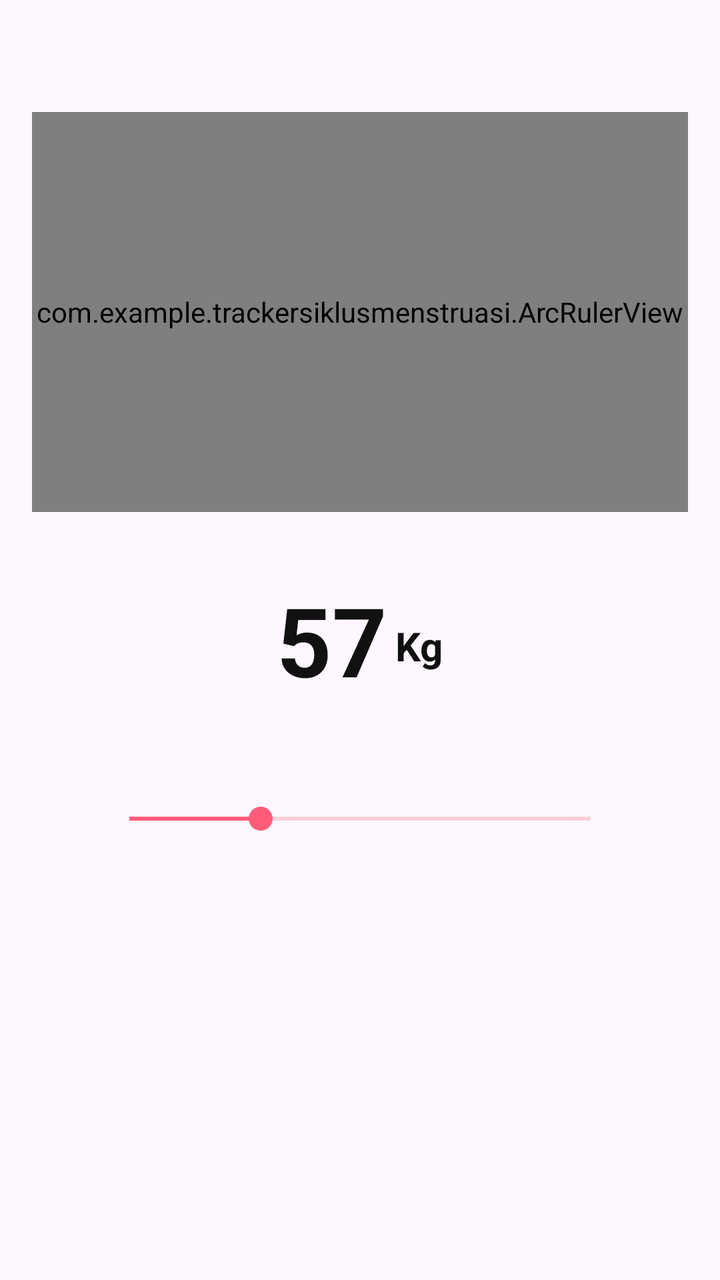
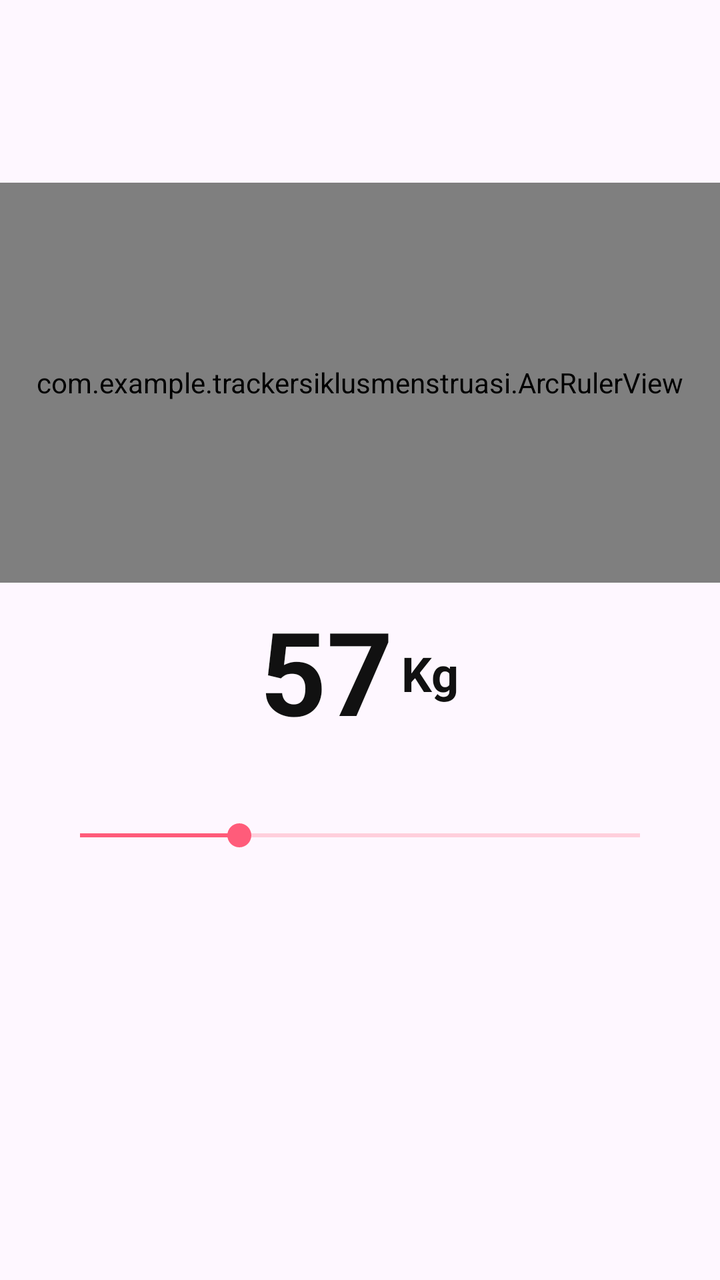

Two renders of the same Android screen: before a commit and after it. Below are the layout's source before the change and the commit's diff.
<!-- AndroidManifest.xml: application theme Theme.TrackerSiklusMenstruasi -->
<!-- res/layout/view_setup_weight.xml -->
<?xml version="1.0" encoding="utf-8"?>
<androidx.constraintlayout.widget.ConstraintLayout xmlns:android="http://schemas.android.com/apk/res/android"
    xmlns:app="http://schemas.android.com/apk/res-auto"
    android:layout_width="match_parent"
    android:layout_height="match_parent"
    android:padding="16dp">

    <com.example.trackersiklusmenstruasi.ArcRulerView
        android:id="@+id/arcRulerView"
        android:layout_width="match_parent"
        android:layout_height="200dp"
        android:layout_marginTop="40dp"
        app:layout_constraintTop_toTopOf="parent" />

    <LinearLayout
        android:id="@+id/weightDisplay"
        android:layout_width="wrap_content"
        android:layout_height="wrap_content"
        android:layout_marginTop="32dp"
        android:orientation="horizontal"
        android:gravity="bottom"
        app:layout_constraintEnd_toEndOf="parent"
        app:layout_constraintStart_toStartOf="parent"
        app:layout_constraintTop_toBottomOf="@id/arcRulerView">

        <TextView
            android:id="@+id/tvWeightValue"
            android:layout_width="wrap_content"
            android:layout_height="wrap_content"
            android:text="57"
            android:textColor="@color/black"
            android:textSize="48sp"
            android:textStyle="bold" />

        <TextView
            android:layout_width="wrap_content"
            android:layout_height="wrap_content"
            android:layout_marginStart="4dp"
            android:layout_marginBottom="8dp"
            android:text="Kg"
            android:textColor="@color/black"
            android:textSize="20sp"
            android:textStyle="bold" />
    </LinearLayout>

    <SeekBar
        android:id="@+id/weightSeekBar"
        android:layout_width="0dp"
        android:layout_height="wrap_content"
        android:layout_marginTop="48dp"
        android:max="150"
        android:min="20"
        android:progress="57"
        android:progressTint="@color/pink_main"
        android:thumbTint="@color/pink_main"
        app:layout_constraintEnd_toEndOf="parent"
        app:layout_constraintStart_toStartOf="parent"
        app:layout_constraintTop_toBottomOf="@id/weightDisplay"
        app:layout_constraintWidth_percent="0.8" />

</androidx.constraintlayout.widget.ConstraintLayout>
<!-- resources referenced by this layout -->
<resources>
  <color name="black">#111111</color>
  <color name="pink_main">#FF5C7A</color>
  <style name="Theme.TrackerSiklusMenstruasi" parent="Base.Theme.TrackerSiklusMenstruasi">
          
          <item name="android:editTextColor">@color/pink_main</item>
          <item name="android:textColorPrimary">@color/pink_main</item>
      </style>
  <style name="Base.Theme.TrackerSiklusMenstruasi" parent="Theme.Material3.DayNight.NoActionBar">
          
          <item name="colorPrimary">@color/pink_main</item>
          <item name="colorControlNormal">@color/pink_main</item>
      </style>
</resources>

<!-- the commit's change to res/layout/view_setup_weight.xml (unified diff, before → after) -->
@@ -2,60 +2,63 @@
 <androidx.constraintlayout.widget.ConstraintLayout xmlns:android="http://schemas.android.com/apk/res/android"
     xmlns:app="http://schemas.android.com/apk/res-auto"
     android:layout_width="match_parent"
-    android:layout_height="match_parent"
-    android:padding="16dp">
-
-    <com.example.trackersiklusmenstruasi.ArcRulerView
-        android:id="@+id/arcRulerView"
-        android:layout_width="match_parent"
-        android:layout_height="200dp"
-        android:layout_marginTop="40dp"
-        app:layout_constraintTop_toTopOf="parent" />
+    android:layout_height="match_parent">
 
     <LinearLayout
-        android:id="@+id/weightDisplay"
-        android:layout_width="wrap_content"
+        android:layout_width="match_parent"
         android:layout_height="wrap_content"
-        android:layout_marginTop="32dp"
-        android:orientation="horizontal"
-        android:gravity="bottom"
-        app:layout_constraintEnd_toEndOf="parent"
-        app:layout_constraintStart_toStartOf="parent"
-        app:layout_constraintTop_toBottomOf="@id/arcRulerView">
+        android:orientation="vertical"
+        android:gravity="center_horizontal"
+        app:layout_constraintBottom_toBottomOf="parent"
+        app:layout_constraintTop_toTopOf="parent"
+        app:layout_constraintVertical_bias="0.3">
 
-        <TextView
-            android:id="@+id/tvWeightValue"
+        <com.example.trackersiklusmenstruasi.ArcRulerView
+            android:id="@+id/arcRulerView"
+            android:layout_width="match_parent"
+            android:layout_height="200dp" />
+
+        <LinearLayout
+            android:id="@+id/weightDisplay"
             android:layout_width="wrap_content"
             android:layout_height="wrap_content"
-            android:text="57"
-            android:textColor="@color/black"
-            android:textSize="48sp"
-            android:textStyle="bold" />
+            android:layout_marginTop="8dp"
+            android:orientation="horizontal"
+            android:gravity="bottom">
 
-        <TextView
-            android:layout_width="wrap_content"
+            <TextView
+                android:id="@+id/tvWeightValue"
+                android:layout_width="wrap_content"
+                android:layout_height="wrap_content"
+                android:text="57"
+                android:textColor="@color/black"
+                android:textSize="58sp"
+                android:textStyle="bold" />
+
+            <TextView
+                android:layout_width="wrap_content"
+                android:layout_height="wrap_content"
+                android:layout_marginStart="4dp"
+                android:layout_marginBottom="12dp"
+                android:text="Kg"
+                android:textColor="@color/black"
+                android:textSize="24sp"
+                android:textStyle="bold" />
+        </LinearLayout>
+
+        <SeekBar
+            android:id="@+id/weightSeekBar"
+            android:layout_width="match_parent"
             android:layout_height="wrap_content"
-            android:layout_marginStart="4dp"
-            android:layout_marginBottom="8dp"
-            android:text="Kg"
-            android:textColor="@color/black"
-            android:textSize="20sp"
-            android:textStyle="bold" />
+            android:layout_marginTop="32dp"
+            android:layout_marginHorizontal="24dp"
+            android:max="150"
+            android:min="20"
+            android:progress="57"
+            android:progressTint="@color/pink_main"
+            android:thumbTint="@color/pink_main"
+            android:splitTrack="false" />
+
     </LinearLayout>
 
-    <SeekBar
-        android:id="@+id/weightSeekBar"
-        android:layout_width="0dp"
-        android:layout_height="wrap_content"
-        android:layout_marginTop="48dp"
-        android:max="150"
-        android:min="20"
-        android:progress="57"
-        android:progressTint="@color/pink_main"
-        android:thumbTint="@color/pink_main"
-        app:layout_constraintEnd_toEndOf="parent"
-        app:layout_constraintStart_toStartOf="parent"
-        app:layout_constraintTop_toBottomOf="@id/weightDisplay"
-        app:layout_constraintWidth_percent="0.8" />
-
 </androidx.constraintlayout.widget.ConstraintLayout>
<!-- resource entries referenced after the edit -->
@@ -6,6 +6,10 @@
           
           <item name="android:editTextColor">@color/pink_main</item>
           <item name="android:textColorPrimary">@color/pink_main</item>
+          <item name="android:navigationBarColor">@android:color/transparent</item>
+          <item name="android:windowTranslucentNavigation">true</item>
+          <item name="android:statusBarColor">@android:color/transparent</item>
+          <item name="android:windowLightStatusBar">true</item>
       </style>
   <style name="Base.Theme.TrackerSiklusMenstruasi" parent="Theme.Material3.DayNight.NoActionBar">
           
